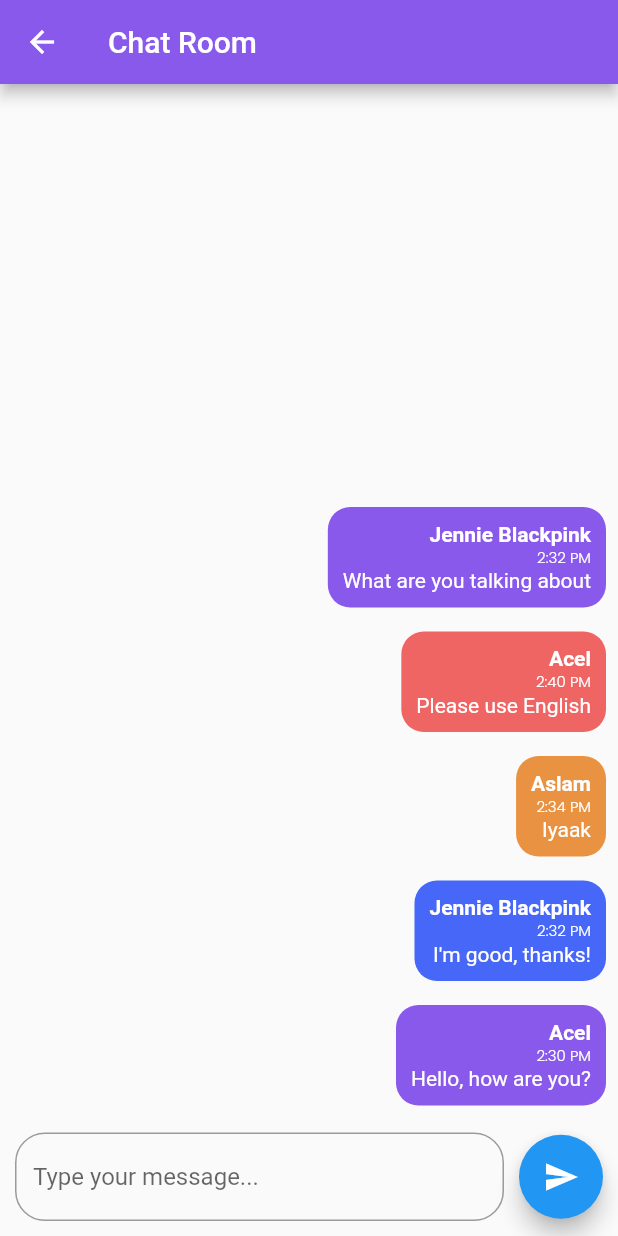
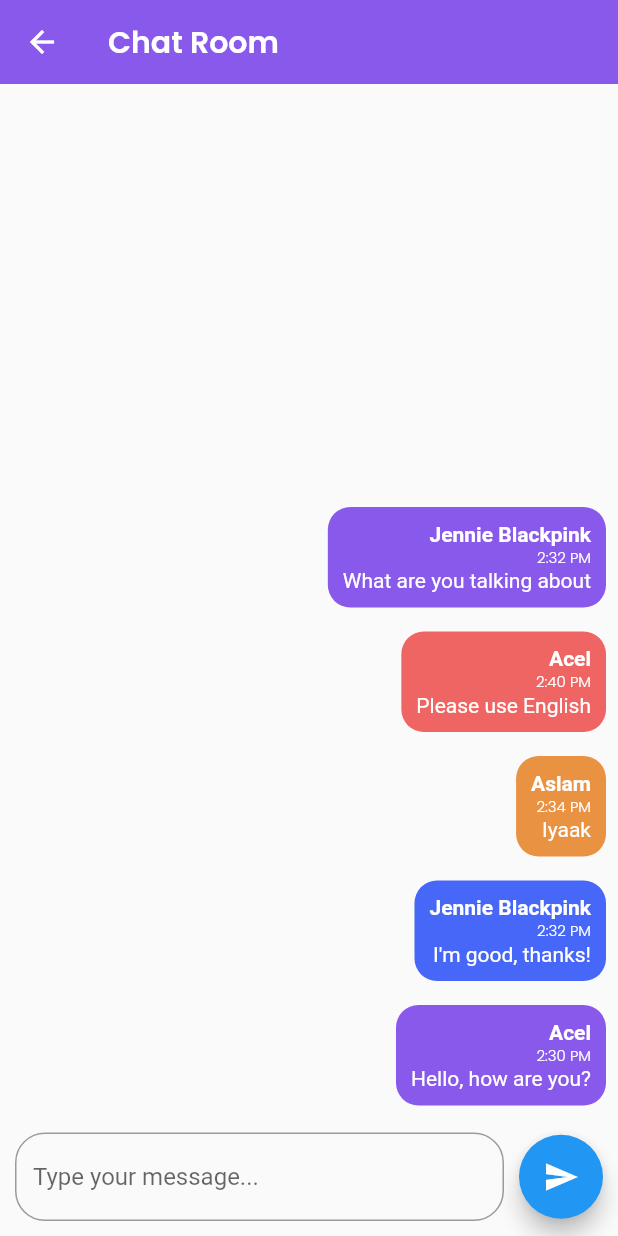
Before and after one commit to ilhamfathoni2/MyChat, a Flutter app: the screen it shows after launch, after a tap on "Acel Abdullah", on a phone screen of 412 x 824 dp. Run offline on Flutter 3.47's test engine with Material 2 defaults, Android fonts, the phone set to English and light mode, and no system bars; our stand-ins replace flutter_bloc, google_fonts.

Commit message:
style appBar chat room

```diff
--- a/lib/main.dart
+++ b/lib/main.dart
@@ -138,8 +138,11 @@ class ContactCard extends StatelessWidget {
           onTap: () {
             Navigator.push(
               context,
-              MaterialPageRoute(
-                builder: (context) => ChatRoomScreen(),
+              PageRouteBuilder(
+                transitionDuration: Duration.zero,
+                pageBuilder: (context, animation, secondaryAnimation) {
+                  return ChatRoomScreen();
+                },
               ),
             );
           },
--- a/lib/src/screens/chat_room.dart
+++ b/lib/src/screens/chat_room.dart
@@ -33,7 +33,11 @@ class ChatRoomScreen extends StatelessWidget {
   Widget build(BuildContext context) {
     return Scaffold(
       appBar: AppBar(
-          backgroundColor: kPrimaryColor, title: const Text('Chat Room')),
+        title: Text('Chat Room',
+            style: lightTextStyle.copyWith(fontWeight: semiBold)),
+        elevation: 0,
+        backgroundColor: kPrimaryColor,
+      ),
       body: Column(
         children: [
           Expanded(
```
